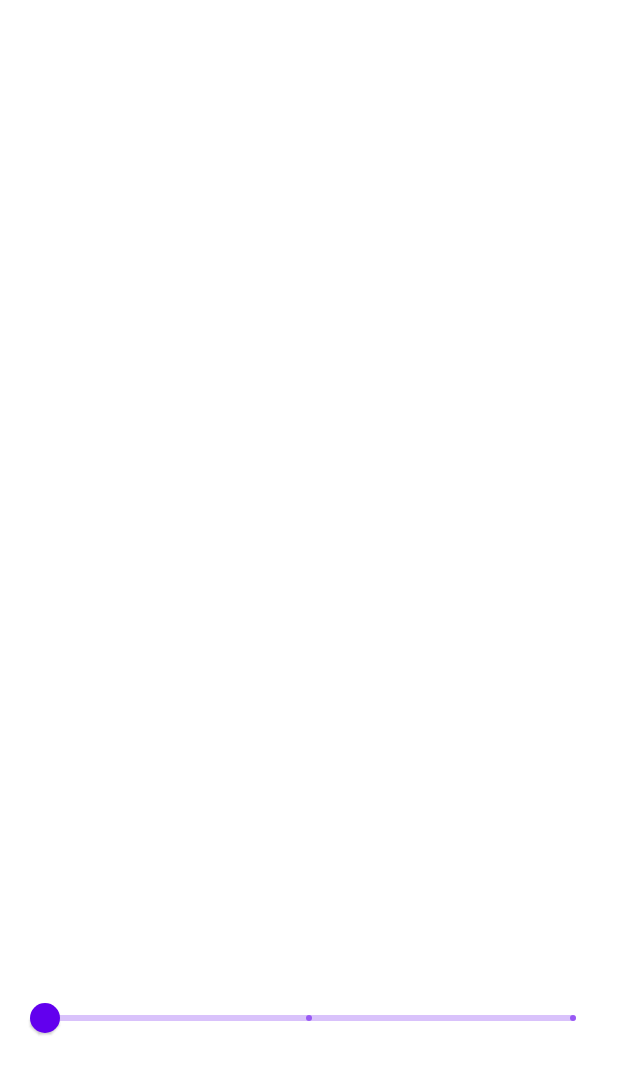
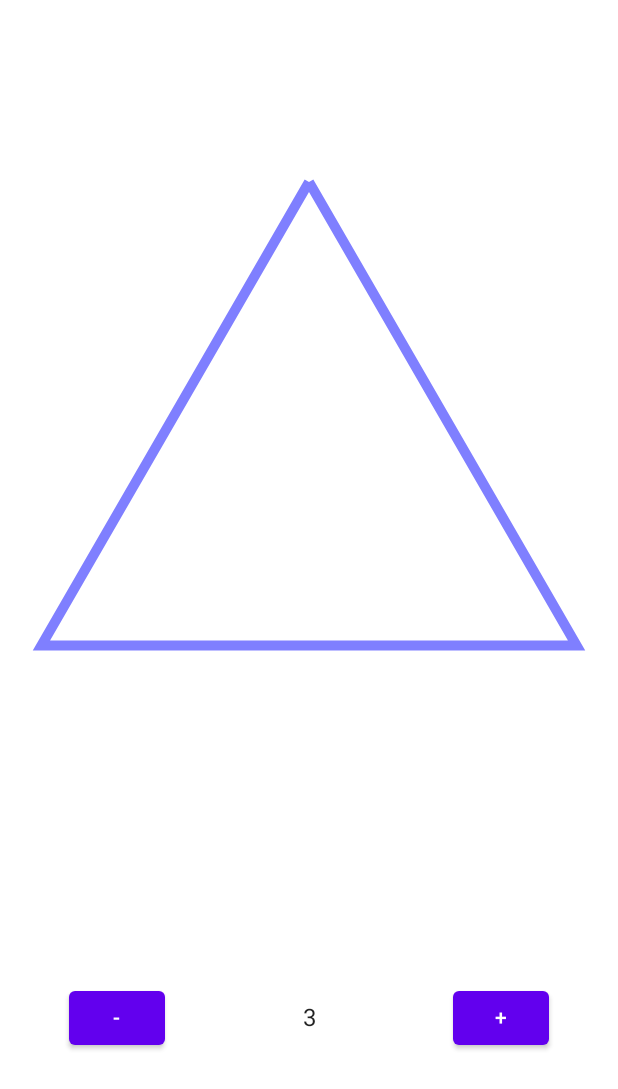
Before and after one commit to Gonzz-96/compose-experiments, an Android app built with Jetpack Compose: the screen it shows after launch (MainActivity), on a phone screen of 412 x 824 dp. Shown: the top 1089 px of the screen. Run offline under Robolectric (Android 15) with nearby library versions, the phone set to English and light mode, and no system bars.

Commit message:
Improve polygon screen layout.

```diff
--- a/app/src/main/java/dev/gonz/compose/experiments/screens/VariableNumberOfSidesPolygonScreen.kt
+++ b/app/src/main/java/dev/gonz/compose/experiments/screens/VariableNumberOfSidesPolygonScreen.kt
@@ -1,7 +1,10 @@
 package dev.gonz.compose.experiments.screens
 
+import androidx.compose.foundation.clickable
 import androidx.compose.foundation.layout.*
+import androidx.compose.material.Button
 import androidx.compose.material.Slider
+import androidx.compose.material.Text
 import androidx.compose.runtime.*
 import androidx.compose.ui.Alignment
 import androidx.compose.ui.Modifier
@@ -13,7 +16,7 @@ import dev.gonz.compose.experiments.components.VariableNumberOfSidesPolygon
 @Composable
 fun VariableNumberOfSidesPolygonScreen() {
     var numberOfSides by remember {
-        mutableStateOf(1)
+        mutableStateOf(3)
     }
 
     Column(modifier = Modifier.fillMaxSize(),
@@ -26,15 +29,20 @@ fun VariableNumberOfSidesPolygonScreen() {
                 .fillMaxWidth()
                 .fillMaxHeight(fraction = 0.5F)
         )
-        Slider(
-            steps = 1,
-            valueRange = 3F..12F,
-            modifier = Modifier.padding(horizontal = 20.dp),
-            value = numberOfSides.toFloat(),
-            onValueChange = {
-                numberOfSides = it.toInt()
+        Row(modifier = Modifier.fillMaxWidth(),
+            horizontalArrangement = Arrangement.SpaceAround,
+            verticalAlignment = Alignment.CenterVertically
+        ) {
+            Button(onClick = {
+                if (numberOfSides > 3) numberOfSides--
+            }) {
+                Text("-")
             }
-        )
+            Text(numberOfSides.toString(), modifier = Modifier.clickable { numberOfSides = 3 })
+            Button(onClick = { numberOfSides++ }) {
+                Text("+")
+            }
+        }
     }
 }
 
```
